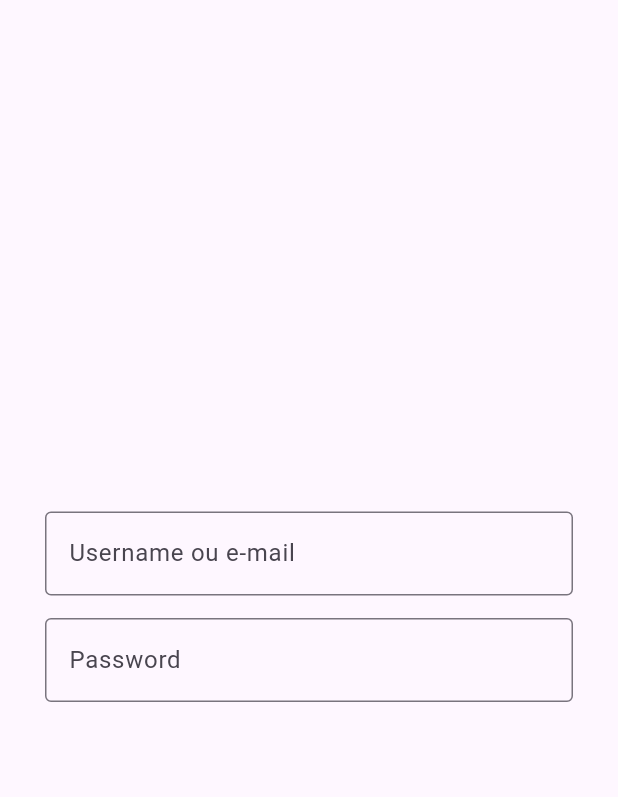
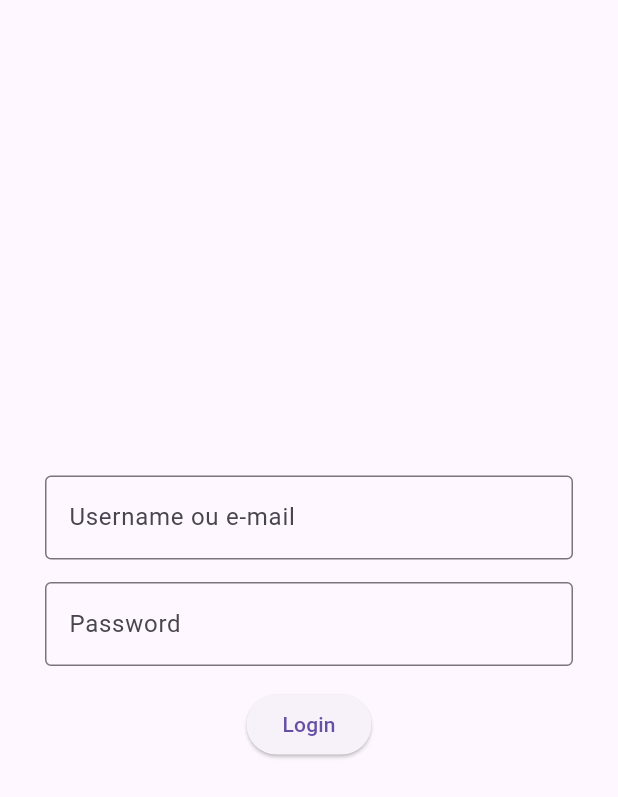
Before and after one commit to Natusm1981/project_00, a Flutter app: the screen it shows after launch, on a phone screen of 412 x 824 dp. Shown: the top 797 px of the screen. Run offline on Flutter 3.47's test engine with Material 3 defaults, Android fonts, the phone set to English and light mode, and no system bars.

Commit message:
adicionado tela de login

```diff
--- a/lib/app_widget.dart
+++ b/lib/app_widget.dart
@@ -1,6 +1,5 @@
 import 'package:flutter/material.dart';
 import 'package:project_00/app_controller.dart';
-import 'package:project_00/home_page.dart';
 import 'package:project_00/login_page.dart';
 
 class AppWidget extends StatelessWidget {
--- a/lib/home_page.dart
+++ b/lib/home_page.dart
@@ -25,7 +25,7 @@ class HomePageState extends State<HomePage> {
         ],
         backgroundColor: Colors.red,
       ),
-      body: Container(
+      body: SizedBox(
         width: double.infinity,
         height: double.infinity,
         child: Column(
--- a/lib/login_page.dart
+++ b/lib/login_page.dart
@@ -1,4 +1,5 @@
 import 'package:flutter/material.dart';
+import 'package:project_00/home_page.dart';
 
 class LoginPage extends StatefulWidget {
   const LoginPage({super.key});
@@ -13,30 +14,49 @@ class _LoginPageState extends State<LoginPage> {
 
   @override
   Widget build(BuildContext context) {
-    return const Scaffold(
-      body: SizedBox(
-        width: double.infinity,
+    return Scaffold(
+      body: SingleChildScrollView(
+        child: SizedBox(
+          width: MediaQuery.of(context).size.width,
+          height: MediaQuery.of(context).size.height,
           child: Padding(
-          padding: EdgeInsets.all(30),
+            padding: const EdgeInsets.all(30),
             child: Column(
               mainAxisAlignment: MainAxisAlignment.center,
               children: [
                 TextField(
-                onChanged: (value) => (print(value)),
+                  onChanged: (value) {
+                    email = value;
+                  },
                   keyboardType: TextInputType.emailAddress,
-                decoration: InputDecoration(
+                  decoration: const InputDecoration(
                       border: OutlineInputBorder(),
                       labelText: 'Username ou e-mail'),
                 ),
-              SizedBox(height: 15),
+                const SizedBox(height: 15),
                 TextField(
                   obscureText: true,
-                decoration: InputDecoration(
+                  decoration: const InputDecoration(
                       border: OutlineInputBorder(), labelText: 'Password'),
+                  onChanged: (value) {
+                    password = value;
+                  },
                 ),
                 SizedBox(height: 15),
-              //ElevatedButton(onPressed: () {}, child: Text("Login"))
+                ElevatedButton(
+                    onPressed: () {
+                      if (email == 'natuss.m@gmail.com' && password == '123') {
+                        print('PERMITIDO');
+                        Navigator.of(context).push(
+                          MaterialPageRoute(builder: (context) => HomePage()),
+                        );
+                      } else {
+                        print('NAO AUTORIZADO');
+                      }
+                    },
+                    child: Text("Login"))
               ],
+            ),
           ),
         ),
       ),
```
Also changed, not shown: 1 other file. Lines whose indentation alone changed are shown as unchanged.
